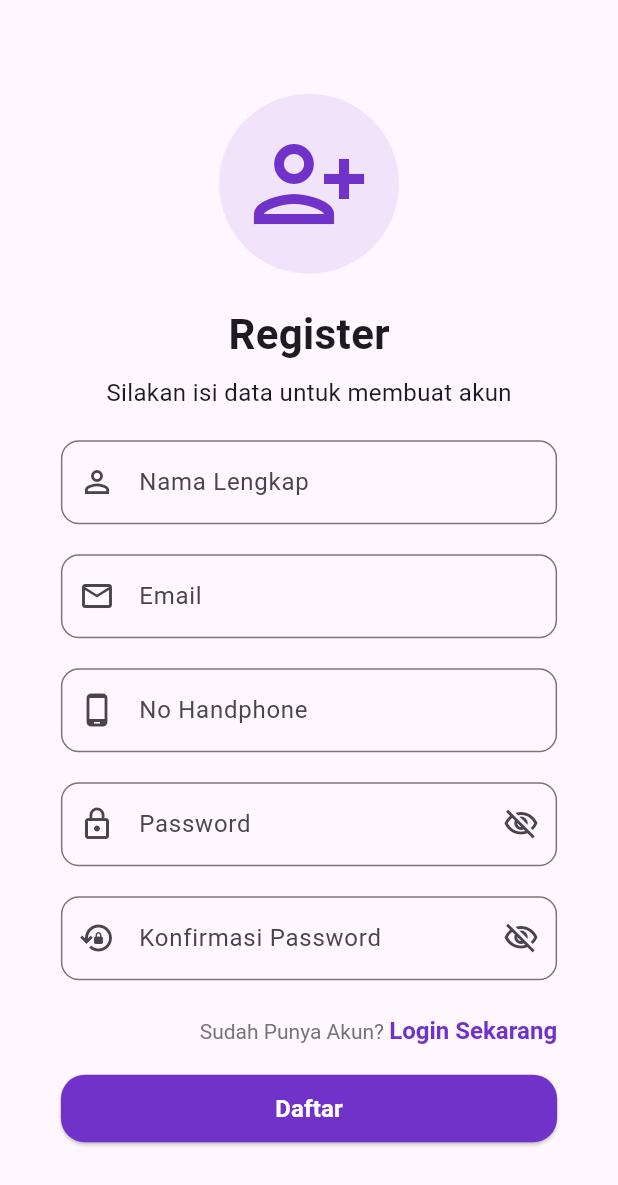
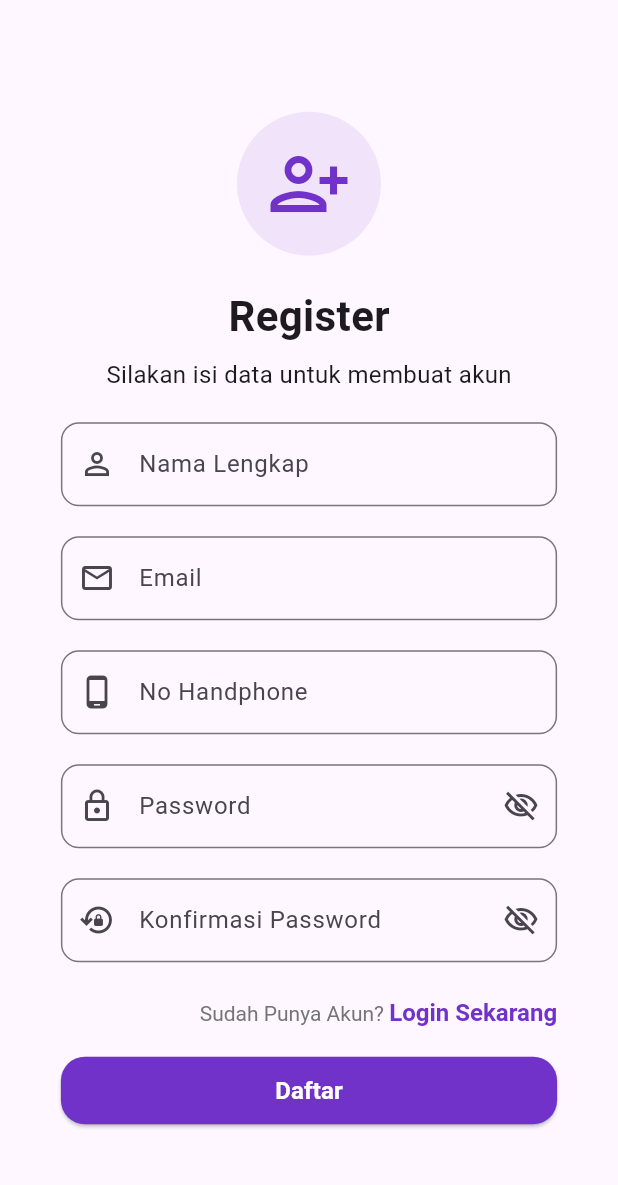
Before and after one commit to Frientia/project_mobile_UAS, a Flutter app: the RegisterPage screen opened directly, on a phone screen of 412 x 824 dp. Shown: the top 1185 px of the screen. Run offline on Flutter 3.47's test engine with Material 3 defaults, Android fonts, the phone set to English and light mode, and no system bars; our stand-ins replace country_picker, firebase_auth, firebase_core, flutter_dotenv, flutter_local_notifications, google_sign_in and 3 more; accounts and stored records are empty.

Commit message:
refactor(ui): update iconsize

```diff
--- a/lib/pages/register_page.dart
+++ b/lib/pages/register_page.dart
@@ -177,7 +177,7 @@ class _RegisterPageState extends State<RegisterPage>
                           ),
                           child: Icon(
                             Icons.person_add_alt_1_outlined,
-                            size: iconSize,
+                            size: iconSize * 0.7,
                             color: const Color.fromARGB(255, 113, 50, 202),
                           ),
                         ),
```
